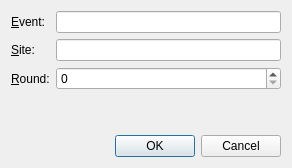
Above: projects/gui/ui/gamepropertiesdlg.ui from cutechess/cutechess before the change. Below: the same form after it.
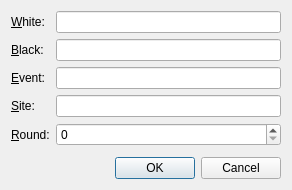
That is the form after the change.

Diff of the .ui file:
```diff
--- a/projects/gui/ui/gamepropertiesdlg.ui
+++ b/projects/gui/ui/gamepropertiesdlg.ui
@@ -7,7 +7,7 @@
     <x>0</x>
     <y>0</y>
     <width>292</width>
-    <height>168</height>
+    <height>190</height>
    </rect>
   </property>
   <property name="windowTitle">
@@ -18,7 +18,10 @@
     <layout class="QVBoxLayout" name="verticalLayout">
      <item>
       <layout class="QFormLayout" name="formLayout">
-       <item row="0" column="0">
+       <property name="fieldGrowthPolicy">
+        <enum>QFormLayout::AllNonFixedFieldsGrow</enum>
+       </property>
+       <item row="2" column="0">
         <widget class="QLabel" name="label">
          <property name="text">
           <string>&amp;Event:</string>
@@ -28,7 +31,10 @@
          </property>
         </widget>
        </item>
-       <item row="1" column="0">
+       <item row="2" column="1">
+        <widget class="QLineEdit" name="m_eventEdit"/>
+       </item>
+       <item row="3" column="0">
         <widget class="QLabel" name="label_2">
          <property name="text">
           <string>&amp;Site:</string>
@@ -38,7 +44,10 @@
          </property>
         </widget>
        </item>
-       <item row="2" column="0">
+       <item row="3" column="1">
+        <widget class="QLineEdit" name="m_siteEdit"/>
+       </item>
+       <item row="4" column="0">
         <widget class="QLabel" name="label_3">
          <property name="text">
           <string>&amp;Round:</string>
@@ -48,14 +57,34 @@
          </property>
         </widget>
        </item>
+       <item row="4" column="1">
+        <widget class="QSpinBox" name="m_roundSpin"/>
+       </item>
+       <item row="1" column="0">
+        <widget class="QLabel" name="label_4">
+         <property name="text">
+          <string>&amp;Black:</string>
+         </property>
+         <property name="buddy">
+          <cstring>m_blackEdit</cstring>
+         </property>
+        </widget>
+       </item>
+       <item row="0" column="0">
+        <widget class="QLabel" name="label_5">
+         <property name="text">
+          <string>&amp;White:</string>
+         </property>
+         <property name="buddy">
+          <cstring>m_whiteEdit</cstring>
+         </property>
+        </widget>
+       </item>
        <item row="0" column="1">
-        <widget class="QLineEdit" name="m_eventEdit"/>
+        <widget class="QLineEdit" name="m_whiteEdit"/>
        </item>
        <item row="1" column="1">
-        <widget class="QLineEdit" name="m_siteEdit"/>
-       </item>
-       <item row="2" column="1">
-        <widget class="QSpinBox" name="m_roundSpin"/>
+        <widget class="QLineEdit" name="m_blackEdit"/>
        </item>
       </layout>
      </item>
```
Left out of the diff: 2 changed lines with no effect on the pictures.
